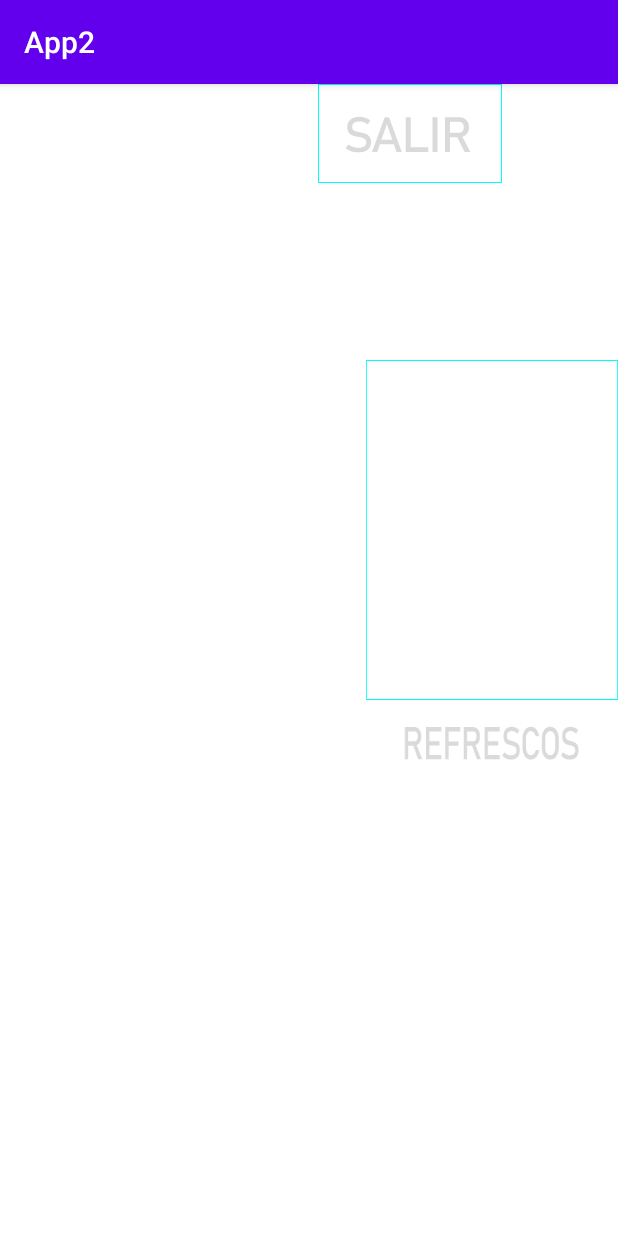
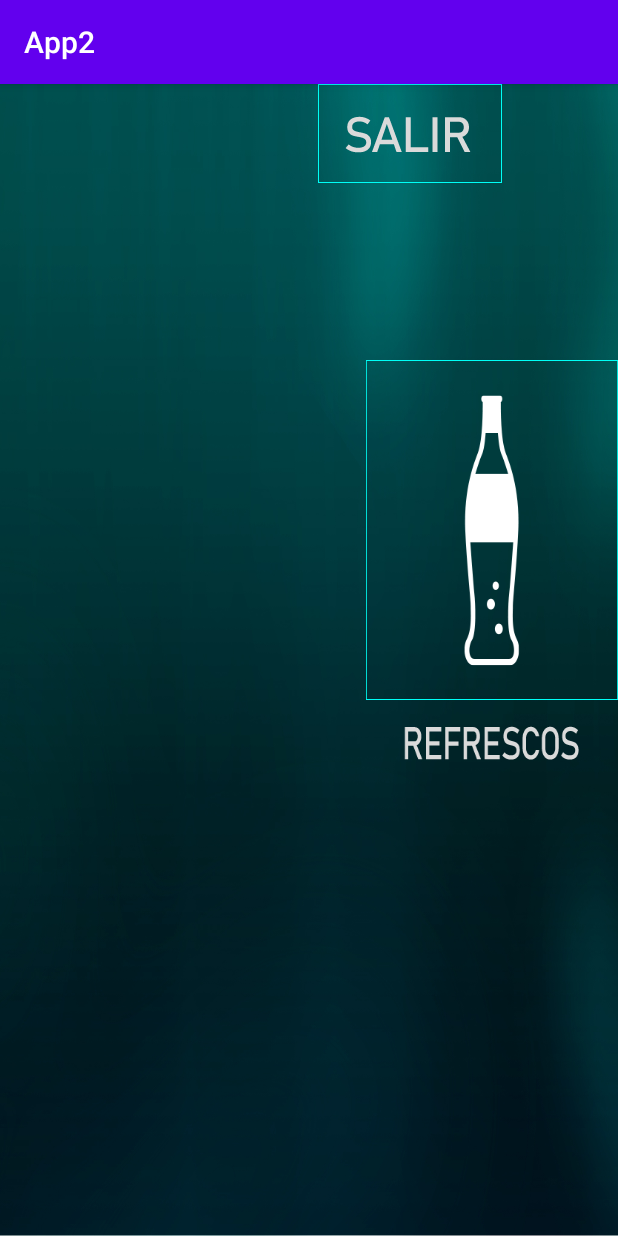
Before and after one commit to DanLechuga00/TemiMovimiento, an Android app: the BusquedaArticulos screen opened directly, with no data from a screen before it, on a phone screen of 412 x 824 dp. Run offline under Robolectric (Android 15) with nearby library versions, the phone set to English and light mode, and no system bars; 2 statements that could not run were skipped.

Commit message:
Update activity_busqueda_articulos.xml

```diff
--- a/app/src/main/res/layout/activity_busqueda_articulos.xml
+++ b/app/src/main/res/layout/activity_busqueda_articulos.xml
@@ -4,6 +4,7 @@
     xmlns:tools="http://schemas.android.com/tools"
     android:layout_width="match_parent"
     android:layout_height="match_parent"
+    android:background="@mipmap/bg_temi"
     tools:context=".BusquedaArticulos">
 
     <ImageButton
```
